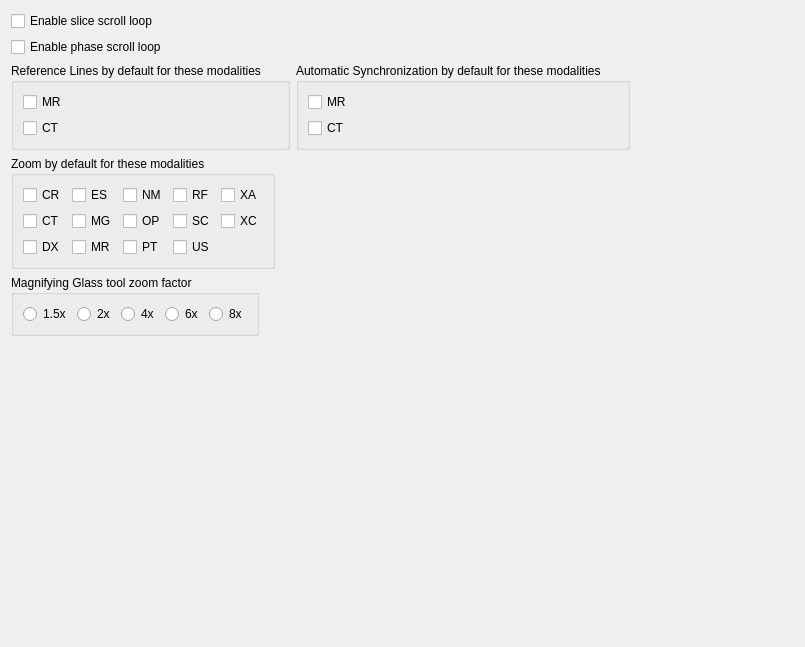
The window that starviewer/src/core/q2dviewerconfigurationscreenbase.ui (starviewer-medical/starviewer) describes before a commit, drawn with Qt 5.
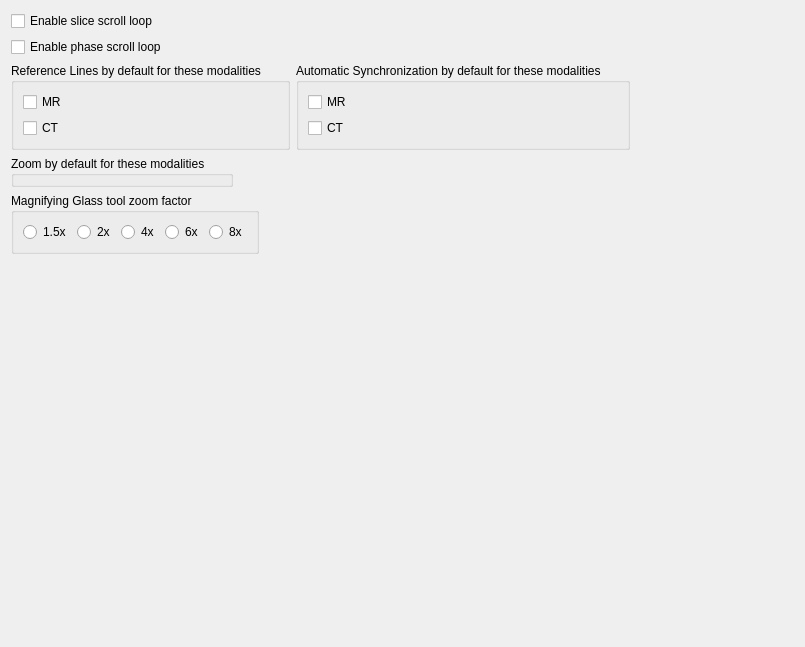
The same window after the commit. Icons and pictures are not drawn. Custom widgets are drawn as their Qt base class.

Commit message: ﻿ENH: Refactoritzem el groupbox de modalitats per configurar les eines amb zoom per defecte per tal que faci servir la classe QModalitiesSelectorGroupBox

```diff
--- a/starviewer/src/core/q2dviewerconfigurationscreenbase.ui
+++ b/starviewer/src/core/q2dviewerconfigurationscreenbase.ui
@@ -125,197 +125,10 @@
    <item>
     <layout class="QHBoxLayout" name="horizontalLayout_3">
      <item>
-      <widget class="QGroupBox" name="groupBox_2">
+      <widget class="udg::QModalitiesSelectorGroupBox" name="m_zoomByDefaultModalitiesGroupBox">
        <property name="title">
         <string>Zoom by default for these modalities</string>
        </property>
-       <layout class="QGridLayout" name="gridLayout">
-        <item row="0" column="0">
-         <widget class="QCheckBox" name="m_zoomCRCheckBox">
-          <property name="toolTip">
-           <string/>
-          </property>
-          <property name="text">
-           <string>CR</string>
-          </property>
-          <property name="autoExclusive">
-           <bool>false</bool>
-          </property>
-         </widget>
-        </item>
-        <item row="0" column="1">
-         <widget class="QCheckBox" name="m_zoomESCheckBox">
-          <property name="toolTip">
-           <string/>
-          </property>
-          <property name="text">
-           <string>ES</string>
-          </property>
-          <property name="autoExclusive">
-           <bool>false</bool>
-          </property>
-         </widget>
-        </item>
-        <item row="0" column="2">
-         <widget class="QCheckBox" name="m_zoomNMCheckBox">
-          <property name="toolTip">
-           <string/>
-          </property>
-          <property name="text">
-           <string>NM</string>
-          </property>
-          <property name="autoExclusive">
-           <bool>false</bool>
-          </property>
-         </widget>
-        </item>
-        <item row="0" column="3">
-         <widget class="QCheckBox" name="m_zoomRFCheckBox">
-          <property name="toolTip">
-           <string/>
-          </property>
-          <property name="text">
-           <string>RF</string>
-          </property>
-          <property name="autoExclusive">
-           <bool>false</bool>
-          </property>
-         </widget>
-        </item>
-        <item row="0" column="4">
-         <widget class="QCheckBox" name="m_zoomXACheckBox">
-          <property name="toolTip">
-           <string/>
-          </property>
-          <property name="text">
-           <string>XA</string>
-          </property>
-          <property name="autoExclusive">
-           <bool>false</bool>
-          </property>
-         </widget>
-        </item>
-        <item row="1" column="0">
-         <widget class="QCheckBox" name="m_zoomCTCheckBox">
-          <property name="toolTip">
-           <string/>
-          </property>
-          <property name="whatsThis">
-           <string/>
-          </property>
-          <property name="text">
-           <string>CT</string>
-          </property>
-          <property name="autoExclusive">
-           <bool>false</bool>
-          </property>
-         </widget>
-        </item>
-        <item row="1" column="1">
-         <widget class="QCheckBox" name="m_zoomMGCheckBox">
-          <property name="toolTip">
-           <string/>
-          </property>
-          <property name="text">
-           <string>MG</string>
-          </property>
-          <property name="autoExclusive">
-           <bool>false</bool>
-          </property>
-         </widget>
-        </item>
-        <item row="1" column="2">
-         <widget class="QCheckBox" name="m_zoomOPCheckBox">
-          <property name="toolTip">
-           <string/>
-          </property>
-          <property name="text">
-           <string>OP</string>
-          </property>
-          <property name="autoExclusive">
-           <bool>false</bool>
-          </property>
-         </widget>
-        </item>
-        <item row="1" column="3">
-         <widget class="QCheckBox" name="m_zoomSCCheckBox">
-          <property name="toolTip">
-           <string/>
-          </property>
-          <property name="text">
-           <string>SC</string>
-          </property>
-          <property name="autoExclusive">
-           <bool>false</bool>
-          </property>
-         </widget>
-        </item>
-        <item row="1" column="4">
-         <widget class="QCheckBox" name="m_zoomXCCheckBox">
-          <property name="toolTip">
-           <string/>
-          </property>
-          <property name="text">
-           <string>XC</string>
-          </property>
-          <property name="autoExclusive">
-           <bool>false</bool>
-          </property>
-         </widget>
-        </item>
-        <item row="2" column="0">
-         <widget class="QCheckBox" name="m_zoomDXCheckBox">
-          <property name="toolTip">
-           <string/>
-          </property>
-          <property name="text">
-           <string>DX</string>
-          </property>
-          <property name="autoExclusive">
-           <bool>false</bool>
-          </property>
-         </widget>
-        </item>
-        <item row="2" column="1">
-         <widget class="QCheckBox" name="m_zoomMRCheckBox">
-          <property name="toolTip">
-           <string/>
-          </property>
-          <property name="text">
-           <string>MR</string>
-          </property>
-          <property name="autoExclusive">
-           <bool>false</bool>
-          </property>
-         </widget>
-        </item>
-        <item row="2" column="2">
-         <widget class="QCheckBox" name="m_zoomPTCheckBox">
-          <property name="toolTip">
-           <string/>
-          </property>
-          <property name="text">
-           <string>PT</string>
-          </property>
-          <property name="autoExclusive">
-           <bool>false</bool>
-          </property>
-         </widget>
-        </item>
-        <item row="2" column="3">
-         <widget class="QCheckBox" name="m_zoomUSCheckBox">
-          <property name="toolTip">
-           <string/>
-          </property>
-          <property name="text">
-           <string>US</string>
-          </property>
-          <property name="autoExclusive">
-           <bool>false</bool>
-          </property>
-         </widget>
-        </item>
-       </layout>
       </widget>
      </item>
      <item>
@@ -409,6 +222,14 @@
    </item>
   </layout>
  </widget>
+ <customwidgets>
+  <customwidget>
+   <class>udg::QModalitiesSelectorGroupBox</class>
+   <extends>QGroupBox</extends>
+   <header>qmodalitiesselectorgroupbox.h</header>
+   <container>1</container>
+  </customwidget>
+ </customwidgets>
  <resources>
   <include location="../main/main.qrc"/>
  </resources>
```
The commit also changes 2 other files.
